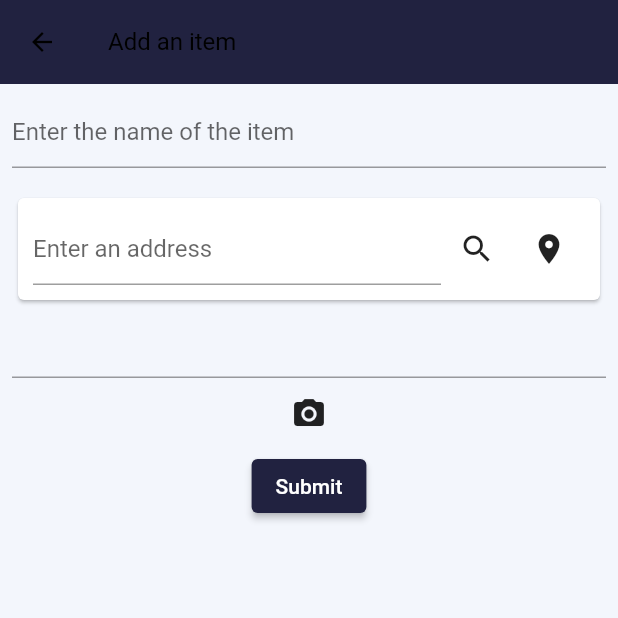
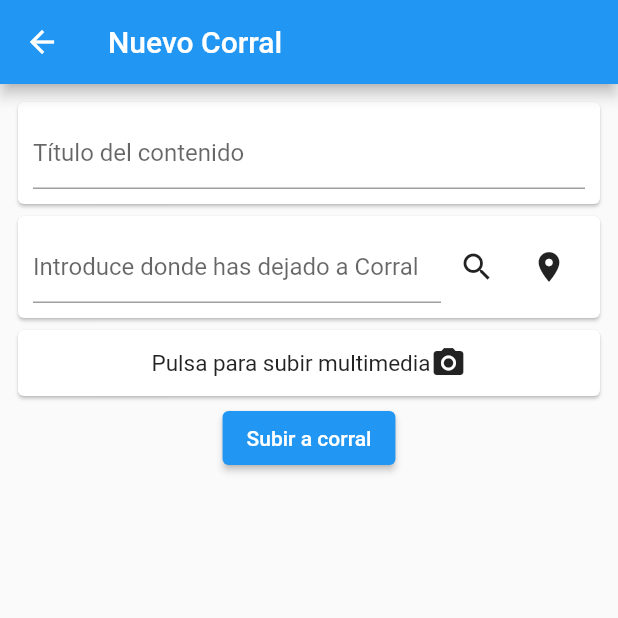
Before and after one commit to alexalarcon/whereiscorral, a Flutter app: the AddItem screen opened directly, after a tap on the "location on" icon, on a phone screen of 412 x 824 dp, the top half of it. Run offline on Flutter 3.47's test engine with Material 2 defaults, Android fonts, the phone set to English and light mode, and no system bars; drawn by our look-alikes of searchfield; our stand-ins replace cloud_firestore, firebase_auth, firebase_core, firebase_storage, flutter_native_image, flutter_redux and 7 more; missing offline and left inert: dart:ffi, flutter_geocoder, flutter_google_places, google_api_headers, google_maps_webservice and 1 more; accounts and stored records are empty; Roboto replaces fonts that are missing (Poppins).

Commit message:
Corral esta activo

```diff
--- a/lib/pages/locations/addItem.dart
+++ b/lib/pages/locations/addItem.dart
@@ -1,25 +1,17 @@
 import 'dart:async';
+import 'dart:developer';
 import 'dart:io';
 
 import 'package:flutter/material.dart';
-import 'package:cloud_firestore/cloud_firestore.dart';
 import 'package:flutter_google_places/flutter_google_places.dart';
 import 'package:flutter_native_image/flutter_native_image.dart';
 import 'package:geolocator/geolocator.dart';
-// import 'package:flutter_image_compress/flutter_image_compress.dart';
-import 'package:image_compression/image_compression.dart';
+
 import 'package:image_picker/image_picker.dart';
 import 'package:firebase_storage/firebase_storage.dart';
 
 import 'package:flutter_geocoder/geocoder.dart';
-import 'package:flutter_geocoder/model.dart';
-import 'package:flutter_geocoder/services/base.dart';
-import 'package:flutter_geocoder/services/distant_google.dart';
-import 'package:flutter_geocoder/services/local.dart';
-import 'package:searchfield/searchfield.dart';
 
-import 'package:flutter/material.dart';
-import 'package:flutter_google_places/flutter_google_places.dart';
 import 'package:google_maps_flutter/google_maps_flutter.dart';
 import 'package:google_maps_webservice/places.dart';
 import 'package:google_api_headers/google_api_headers.dart';
@@ -47,11 +39,8 @@ class _AddItemState extends State<AddItem> {
   TextEditingController _controllerName = TextEditingController();
   TextEditingController _controllerQuantity = TextEditingController();
   TextEditingController _controllerLocation = TextEditingController();
-
+  String sortAddress = "";
   GlobalKey<FormState> key = GlobalKey();
-
-  CollectionReference _reference =
-      FirebaseFirestore.instance.collection('shopping_list');
 
   String imageUrl = '';
 
@@ -72,12 +61,8 @@ class _AddItemState extends State<AddItem> {
             hintText: 'Search',
             focusedBorder: OutlineInputBorder(
                 borderRadius: BorderRadius.circular(20),
-                borderSide: BorderSide(color: Colors.white))),
-        components: [
-          // Component(Component.country, "pk"),
-          // Component(Component.country, "usa"),
-          // Component(Component.country, "es")
-        ]);
+                borderSide: const BorderSide(color: Colors.white))),
+        components: []);
     if (p != null) {
       displayPrediction(p, homeScaffoldKey.currentState);
     }
@@ -124,103 +109,19 @@ class _AddItemState extends State<AddItem> {
   Widget build(BuildContext context) {
     return Scaffold(
       appBar: AppBar(
-        title: Text('Add an item'),
+        title: const Text('Nuevo Corral'),
       ),
       body: Padding(
         padding: const EdgeInsets.all(8.0),
         child: Form(
           key: key,
+          child: SingleChildScrollView(
             child: Column(
               children: [
-              TextFormField(
-                controller: _controllerName,
-                decoration:
-                    InputDecoration(hintText: 'Enter the name of the item'),
-                validator: (String? value) {
-                  if (value == null || value.isEmpty) {
-                    return 'Please enter the item name';
-                  }
-
-                  return null;
-                },
-              ),
-
-              Text(locationSearch.toString()),
-              new Card(
-                child: new Padding(
-                  padding: const EdgeInsets.all(10.0),
-                  child: new Row(
-                    children: <Widget>[
-                      new Expanded(
-                        child: new TextField(
-                          onTap: _handlePressButton,
-                          controller: _controllerLocation,
-                          decoration:
-                              new InputDecoration(hintText: "Enter an address"),
-                        ),
-                      ),
-                      new IconButton(
-                          icon: new Icon(Icons.search),
-                          onPressed: _handlePressButton),
-                      new IconButton(
-                          icon: new Icon(Icons.location_on),
-                          onPressed: () async {
-                            Position position = await _determinePosition();
-                            print(position);
-                            final coordinates = new Coordinates(
-                                position.latitude, position.longitude);
-                            var addresses = await Geocoder.local
-                                .findAddressesFromCoordinates(coordinates);
-                            var first = addresses.first;
-                            locationSearch = Location(
-                                lat: position.latitude,
-                                lng: position.longitude);
-                            _controllerLocation.text =
-                                first.addressLine.toString();
-
-                            setState(() {});
-                          })
-                    ],
-                  ),
-                ),
-              ),
-              SearchField<Address>(
-                suggestions: this
-                    .results
-                    .map(
-                      (e) => SearchFieldListItem<Address>(
-                        e.addressLine.toString(),
-                        item: e,
-                        // Use child to show Custom Widgets in the suggestions
-                        // defaults to Text widget
-                        child: Padding(
-                          padding: const EdgeInsets.all(8.0),
-                          child: Row(
-                            children: [
-                              SizedBox(
-                                width: 10,
-                              ),
-                              Text(e.coordinates.toString()),
-                            ],
-                          ),
-                        ),
-                      ),
-                    )
-                    .toList(),
-              ),
-              // TextFormField(
-              //   controller: _controllerLocation,
-              //   decoration: InputDecoration(hintText: 'LOCATION'),
-              //   validator: (String? value) {
-              //     if (value == null || value.isEmpty) {
-              //       return 'Please enter the item quantity';
-              //     }
-
-              //     return null;
-              //   },
-              // ),
-              IconButton(
-                  onPressed: () async {
+                _titleField(),
+                _locationField(),
+                GestureDetector(
+                  onTap: () async {
                     /*
                           * Step 1. Pick/Capture an image   (image_picker)
                           * Step 2. Upload the image to Firebase storage
@@ -236,9 +137,9 @@ class _AddItemState extends State<AddItem> {
                     //Import the corresponding library
 
                     ImagePicker imagePicker = ImagePicker();
-                    XFile? file =
-                        await imagePicker.pickImage(source: ImageSource.camera);
-                    print('${file?.path}');
+                    XFile? file = await imagePicker.pickImage(
+                        source: ImageSource.gallery);
+                    // print('${file?.path}');
 
                     if (file == null) return;
                     //Import dart:core
@@ -265,38 +166,52 @@ class _AddItemState extends State<AddItem> {
                       await referenceImageToUpload.putFile(fileCompress);
                       //Success: get the download URL
                       imageUrl = await referenceImageToUpload.getDownloadURL();
+                      setState(() {});
                     } catch (error) {
-                      print(error);
+                      log(error.toString());
                       //Some error occurred
                     }
                   },
-                  icon: Icon(Icons.camera_alt)),
+                  child: Card(
+                    child: Padding(
+                      padding: const EdgeInsets.all(10.0),
+                      child: Row(
+                        crossAxisAlignment: CrossAxisAlignment.center,
+                        mainAxisAlignment: MainAxisAlignment.center,
+                        children: const [
+                          Text(
+                            "Pulsa para subir multimedia",
+                            style: TextStyle(fontSize: 15.0),
+                          ),
+                          Icon(Icons.camera_alt),
+                        ],
+                      ),
+                    ),
+                  ),
+                ),
+                (imageUrl.isEmpty)
+                    ? Container()
+                    : Container(
+                        width: MediaQuery.of(context).size.width,
+                        height: MediaQuery.of(context).size.width,
+                        decoration: BoxDecoration(
+                          image: DecorationImage(
+                            fit: BoxFit.cover,
+                            image: NetworkImage(imageUrl),
+                          ),
+                        )),
                 ElevatedButton(
                     onPressed: () async {
                       if (imageUrl.isEmpty) {
                         ScaffoldMessenger.of(context).showSnackBar(
-                          SnackBar(content: Text('Please upload an image')));
+                            const SnackBar(
+                                content: Text('Please upload an image')));
 
                         return;
                       }
 
-                    // if (key.currentState!.validate()) {
-                    //   String itemName = _controllerName.text;
-                    //   String itemQuantity = _controllerQuantity.text;
-
-                    //   //Create a Map of data
-                    //   Map<String, String> dataToSend = {
-                    //     'name': itemName,
-                    //     'quantity': itemQuantity,
-                    //     'image': imageUrl,
-                    //   };
-                    //   Redux.store.dispatch(uploadSendAction(Redux.store, ""));
-                    //   Redux.store.dispatch(uploadSendAction(Redux.store, ""));
-                    //   //Add a new item
-                    //   _reference.add(dataToSend);
-                    // }
+                      if (key.currentState!.validate()) {
                         _controllerName.text;
-                    print(imageUrl);
                         _controllerLocation.text;
                         locationSearch;
                         Redux.store.dispatch(uploadSendAction(Redux.store, {
@@ -304,12 +219,74 @@ class _AddItemState extends State<AddItem> {
                           "imagenUrl": imageUrl,
                           "locationName": _controllerLocation.text,
                           "lng": locationSearch.lng,
-                      "lat": locationSearch.lat
+                          "lat": locationSearch.lat,
+                          "insertDate": DateTime.now(),
+                          "sortAddress": sortAddress
                         }));
+                        Navigator.pop(context);
+                      }
                     },
-                  child: Text('Submit'))
+                    child: const Text('Subir a corral'))
               ],
             ),
+          ),
+        ),
+      ),
+    );
+  }
+
+  Card _titleField() {
+    return Card(
+      child: Padding(
+        padding: const EdgeInsets.all(10.0),
+        child: TextFormField(
+          controller: _controllerName,
+          decoration: const InputDecoration(hintText: 'Título del contenido'),
+          validator: (String? value) {
+            if (value == null || value.isEmpty) {
+              return 'Please enter the item name';
+            }
+
+            return null;
+          },
+        ),
+      ),
+    );
+  }
+
+  Card _locationField() {
+    return Card(
+      child: Padding(
+        padding: const EdgeInsets.all(10.0),
+        child: Row(
+          children: <Widget>[
+            Expanded(
+              child: TextField(
+                onTap: _handlePressButton,
+                controller: _controllerLocation,
+                decoration: const InputDecoration(
+                    hintText: "Introduce donde has dejado a Corral"),
+              ),
+            ),
+            IconButton(
+                icon: const Icon(Icons.search), onPressed: _handlePressButton),
+            IconButton(
+                icon: const Icon(Icons.location_on),
+                onPressed: () async {
+                  Position position = await _determinePosition();
+                  final coordinates =
+                      Coordinates(position.latitude, position.longitude);
+                  var addresses = await Geocoder.local
+                      .findAddressesFromCoordinates(coordinates);
+                  var first = addresses.first;
+                  sortAddress = addresses.first.thoroughfare!;
+                  locationSearch =
+                      Location(lat: position.latitude, lng: position.longitude);
+                  _controllerLocation.text = first.addressLine.toString();
+
+                  setState(() {});
+                })
+          ],
         ),
       ),
     );
--- a/lib/redux/locations/locations.action.dart
+++ b/lib/redux/locations/locations.action.dart
@@ -29,7 +29,7 @@ Future<void> locationsListAction(Store<AppState> store) async {
     Stream<QuerySnapshot> collectionStream =
         FirebaseFirestore.instance.collection("locations").snapshots();
     List<LocationModel> locations = [];
-    print("ENTRO");
+
     collectionStream.listen((event) {
       event.docChanges.asMap().forEach((index, change) {
         switch (change.type) {
--- a/pubspec.yaml
+++ b/pubspec.yaml
@@ -60,6 +60,7 @@ dependencies:
 
 
 
+
 dev_dependencies:
   flutter_test:
     sdk: flutter
```
Also changed, not shown: lib/common/botton_navigation_bar_custom.dart (+19 -24 lines), lib/main.dart (+66 -63 lines), lib/pages/Feed/feed.dart (added, +192 -0 lines), lib/pages/MyFeed/myFeed.dart (added, +16 -0 lines), lib/pages/locations/locations.dart (+13 -20 lines). Lines whose indentation alone changed are shown as unchanged.
